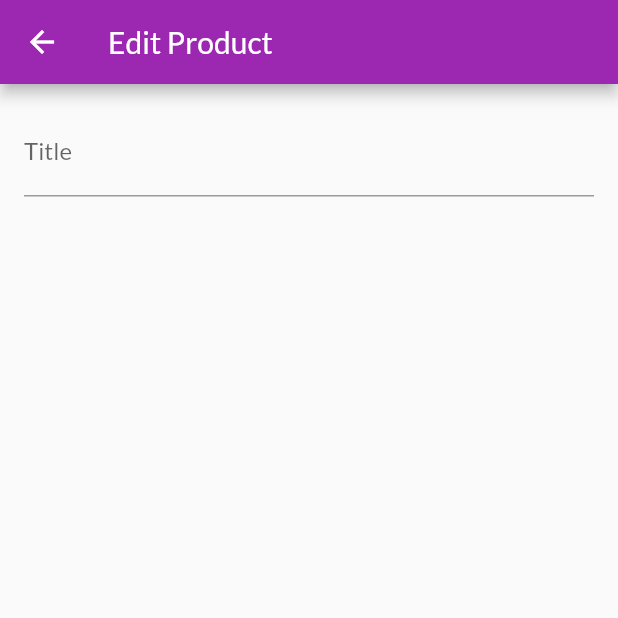
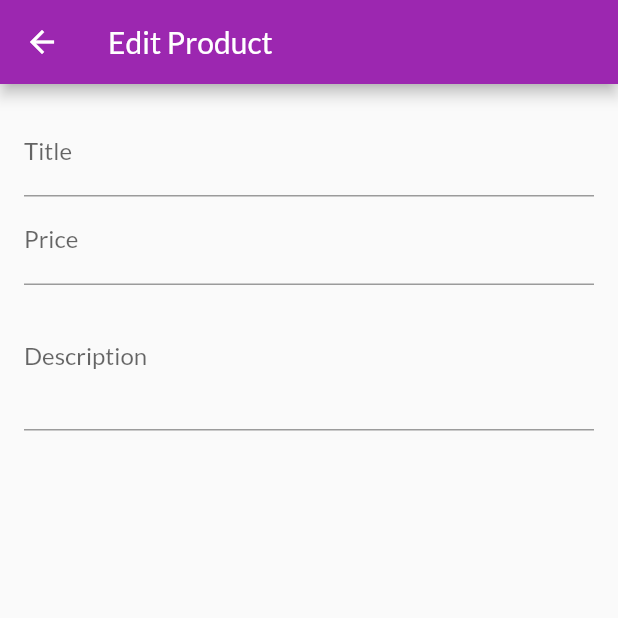
Before and after one commit to Ru2Lu/flutter-practice, a Flutter app: the EditProductScreen screen opened by its route, on a phone screen of 412 x 824 dp, the top half of it. Run offline on Flutter 3.47's test engine with Material 2 defaults, Android fonts, the phone set to English and light mode, and no system bars; network calls fail.

Commit message:
Added title, price and description field

```diff
--- a/shop/lib/screens/edit_product_screen.dart
+++ b/shop/lib/screens/edit_product_screen.dart
@@ -8,6 +8,16 @@
 }
 
 class _EditProductScreenState extends State<EditProductScreen> {
+  final _priceFocusNode = FocusNode();
+  final _descriptionFocusNode = FocusNode();
+
+  @override
+  void dispose() {
+    _priceFocusNode.dispose();
+    _descriptionFocusNode.dispose();
+    super.dispose();
+  }
+
   @override
   Widget build(BuildContext context) {
     return Scaffold(
@@ -22,6 +32,24 @@
             TextFormField(
               decoration: InputDecoration(labelText: 'Title'),
               textInputAction: TextInputAction.next,
+              onFieldSubmitted: (_) {
+                FocusScope.of(context).requestFocus(_priceFocusNode);
+              },
+            ),
+            TextFormField(
+              decoration: InputDecoration(labelText: 'Price'),
+              textInputAction: TextInputAction.next,
+              keyboardType: TextInputType.number,
+              focusNode: _priceFocusNode,
+            ),
+            TextFormField(
+              decoration: InputDecoration(labelText: 'Description'),
+              maxLines: 3,
+              keyboardType: TextInputType.multiline,
+              focusNode: _descriptionFocusNode,
+              onFieldSubmitted: (_) {
+                FocusScope.of(context).requestFocus(_descriptionFocusNode);
+              },
             ),
           ],
         )),
```
